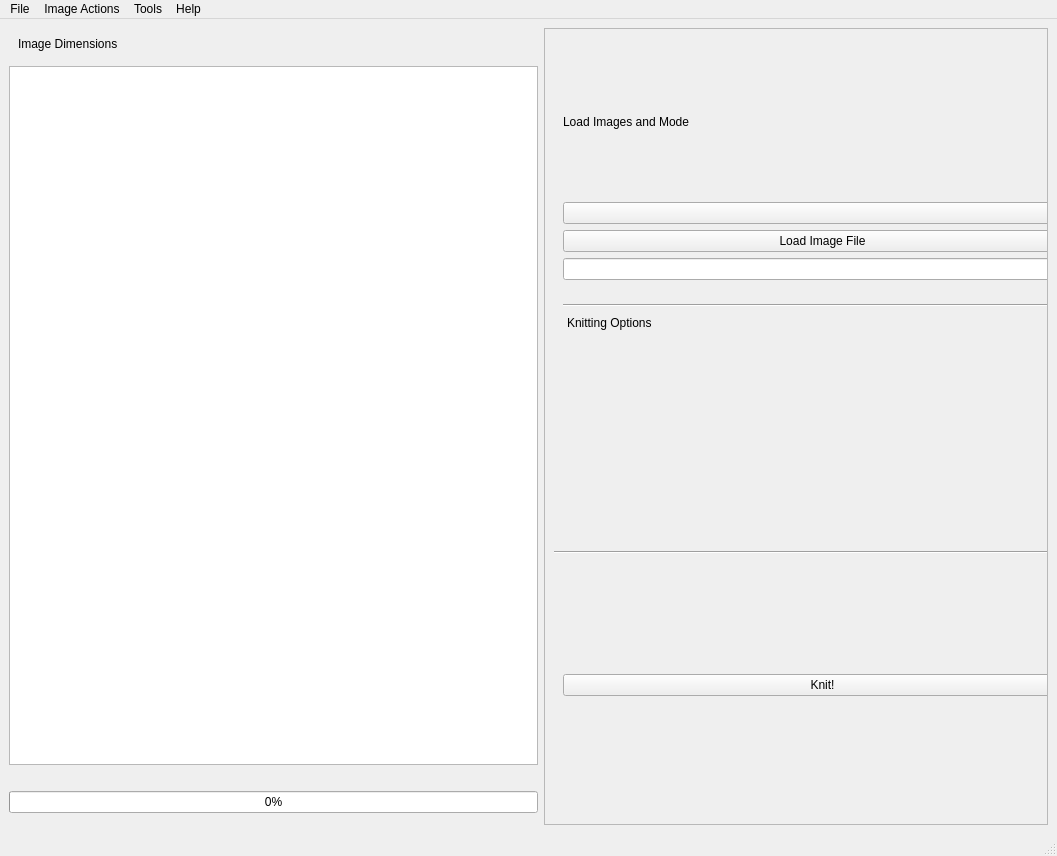
Above: software/python/ayab/ayab_gui.ui from AllYarnsAreBeautiful/ayab-desktop before the change. Below: the same form after it.
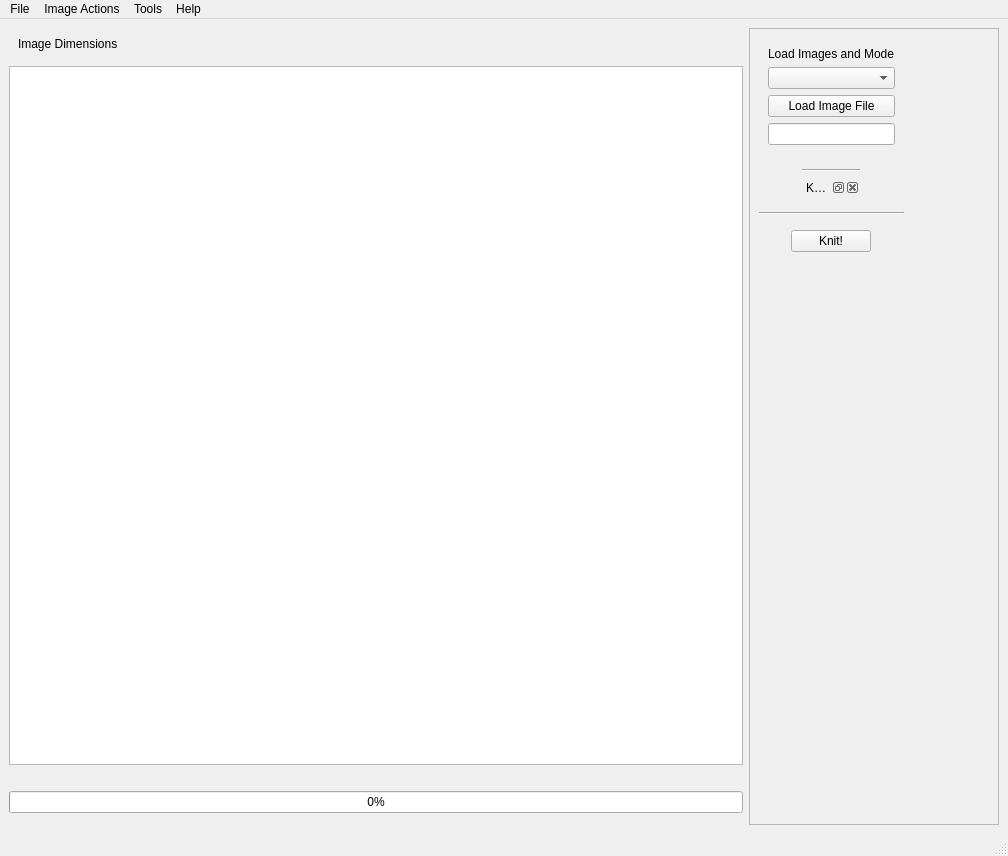
That is the form after the change.

Commit message: fixed layout of assistant dock

What changed in the file:
```diff
--- a/software/python/ayab/ayab_gui.ui
+++ b/software/python/ayab/ayab_gui.ui
@@ -6,7 +6,7 @@
    <rect>
     <x>0</x>
     <y>0</y>
-    <width>1057</width>
+    <width>1008</width>
     <height>856</height>
    </rect>
   </property>
@@ -17,15 +17,33 @@
    <layout class="QGridLayout" name="gridLayout">
     <item row="0" column="1" rowspan="3">
      <widget class="QScrollArea" name="assistant_dock">
+      <property name="enabled">
+       <bool>true</bool>
+      </property>
       <property name="sizePolicy">
        <sizepolicy hsizetype="Preferred" vsizetype="Preferred">
         <horstretch>0</horstretch>
         <verstretch>0</verstretch>
        </sizepolicy>
       </property>
+      <property name="minimumSize">
+       <size>
+        <width>250</width>
+        <height>0</height>
+       </size>
+      </property>
+      <property name="maximumSize">
+       <size>
+        <width>540</width>
+        <height>16777215</height>
+       </size>
+      </property>
       <property name="windowTitle">
        <string>Asistant</string>
       </property>
+      <property name="layoutDirection">
+       <enum>Qt::LeftToRight</enum>
+      </property>
       <property name="frameShadow">
        <enum>QFrame::Plain</enum>
       </property>
@@ -40,14 +58,35 @@
         <rect>
          <x>0</x>
          <y>0</y>
-         <width>555</width>
-         <height>791</height>
+         <width>500</width>
+         <height>700</height>
         </rect>
        </property>
+       <property name="sizePolicy">
+        <sizepolicy hsizetype="Preferred" vsizetype="Preferred">
+         <horstretch>0</horstretch>
+         <verstretch>0</verstretch>
+        </sizepolicy>
+       </property>
        <layout class="QVBoxLayout" name="verticalLayout_5">
-        <item>
+        <property name="sizeConstraint">
+         <enum>QLayout::SetFixedSize</enum>
+        </property>
+        <item alignment="Qt::AlignHCenter">
          <widget class="QWidget" name="widget" native="true">
+          <property name="enabled">
+           <bool>true</bool>
+          </property>
+          <property name="sizePolicy">
+           <sizepolicy hsizetype="Preferred" vsizetype="Preferred">
+            <horstretch>0</horstretch>
+            <verstretch>0</verstretch>
+           </sizepolicy>
+          </property>
           <layout class="QVBoxLayout" name="verticalLayout">
+           <property name="sizeConstraint">
+            <enum>QLayout::SetMaximumSize</enum>
+           </property>
            <item>
             <widget class="QLabel" name="label_3">
              <property name="text">
@@ -75,9 +114,12 @@
           </layout>
          </widget>
         </item>
-        <item>
+        <item alignment="Qt::AlignHCenter">
          <widget class="QWidget" name="widget_2" native="true">
           <layout class="QVBoxLayout" name="verticalLayout_2">
+           <property name="sizeConstraint">
+            <enum>QLayout::SetMaximumSize</enum>
+           </property>
            <item>
             <widget class="Line" name="line">
              <property name="orientation">
@@ -109,9 +151,12 @@
           </property>
          </widget>
         </item>
-        <item>
+        <item alignment="Qt::AlignHCenter">
          <widget class="QWidget" name="widget_3" native="true">
           <layout class="QVBoxLayout" name="verticalLayout_3">
+           <property name="sizeConstraint">
+            <enum>QLayout::SetMaximumSize</enum>
+           </property>
            <item>
             <widget class="QPushButton" name="knit_button">
              <property name="text">
@@ -177,7 +222,7 @@
     <rect>
      <x>0</x>
      <y>0</y>
-     <width>1057</width>
+     <width>1008</width>
      <height>25</height>
     </rect>
    </property>
```
Left out of the diff: 4 changed lines with no effect on the pictures. The commit also changes 1 other file.
